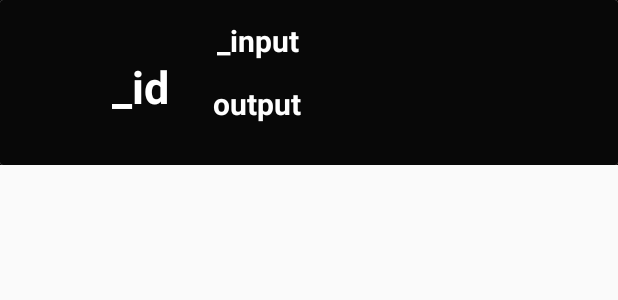
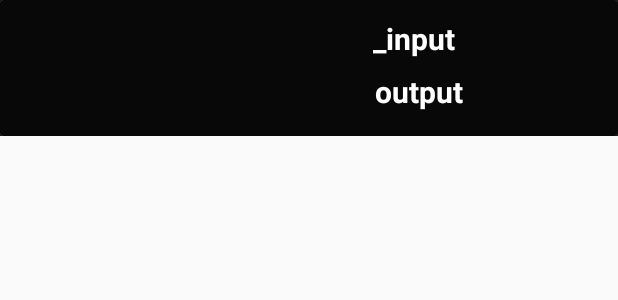
Before and after one commit to vishal123rana/Calculator-Application, an Android app: the layout my_row.xml on its own in the app's theme, with its tools: preview values and no code run, on a phone screen of 412 x 824 dp. Shown: the top 300 px of the screen. Run offline under Robolectric (Android 15) with nearby library versions, the phone set to English and light mode, and no system bars.

Commit message:
Vishal Friday Changes

```diff
--- a/app/src/main/res/layout/my_row.xml
+++ b/app/src/main/res/layout/my_row.xml
@@ -9,33 +9,18 @@
     android:layout_height="wrap_content">
     <androidx.cardview.widget.CardView
         android:layout_width="match_parent"
-        android:background="#080808"
-        android:layout_height="110dp">
+        android:layout_height="match_parent"
+        android:background="#080808">
         <androidx.constraintlayout.widget.ConstraintLayout
             android:layout_width="match_parent"
-            android:layout_height="110dp"
+            android:layout_height="match_parent"
             android:background="#080808"
             android:padding="12dp">
-            <TextView
-                android:id="@+id/id"
-                android:layout_width="65dp"
-                android:layout_height="51dp"
-                android:layout_marginEnd="16dp"
-                android:gravity="center_horizontal|center_vertical"
-                android:padding="8dp"
-                android:text="@string/id"
-                android:textColor="#ffffff"
-                android:textSize="30sp"
-                android:textStyle="bold"
-                app:layout_constraintBottom_toBottomOf="parent"
-                app:layout_constraintEnd_toStartOf="@+id/output"
-                app:layout_constraintTop_toTopOf="parent"
-                tools:ignore="MissingConstraints" />
             <TextView
                 android:id="@+id/input"
                 android:layout_width="147dp"
                 android:layout_height="35dp"
-                android:layout_marginEnd="108dp"
+                android:layout_marginEnd="4dp"
                 android:text="@string/input"
                 android:textColor="#ffffff"
                 android:textSize="20sp"
@@ -43,13 +28,12 @@
                 app:layout_constraintBottom_toTopOf="@+id/output"
                 app:layout_constraintEnd_toEndOf="parent"
                 app:layout_constraintTop_toTopOf="parent"
-                app:layout_constraintVertical_bias="0.142"
+                app:layout_constraintVertical_bias="0.695"
                 tools:ignore="MissingConstraints" />
             <TextView
                 android:id="@+id/output"
                 android:layout_width="150dp"
                 android:layout_height="29dp"
-                android:layout_marginEnd="108dp"
                 android:text="@string/output"
                 android:textColor="#ffffff"
                 android:textSize="20sp"
@@ -57,7 +41,7 @@
                 app:layout_constraintBottom_toBottomOf="parent"
                 app:layout_constraintEnd_toEndOf="parent"
                 app:layout_constraintTop_toTopOf="parent"
-                app:layout_constraintVertical_bias="0.765"
+                app:layout_constraintVertical_bias="0.953"
                 tools:ignore="MissingConstraints" />
         </androidx.constraintlayout.widget.ConstraintLayout>
     </androidx.cardview.widget.CardView>
```
Also changed, not shown: app/src/main/java/com/example/calculatorapplication/CommonFunction.java (+60 -28 lines), app/src/main/java/com/example/calculatorapplication/CustomAdapter.java (+6 -5 lines), app/src/main/java/com/example/calculatorapplication/MainActivity.java (+25 -25 lines), app/src/main/java/com/example/calculatorapplication/RecycleView.java (+4 -4 lines), app/src/main/java/com/example/calculatorapplication/scientificCalculator.java (+144 -82 lines), app/src/main/java/com/example/calculatorapplication/data.txt (deleted).
